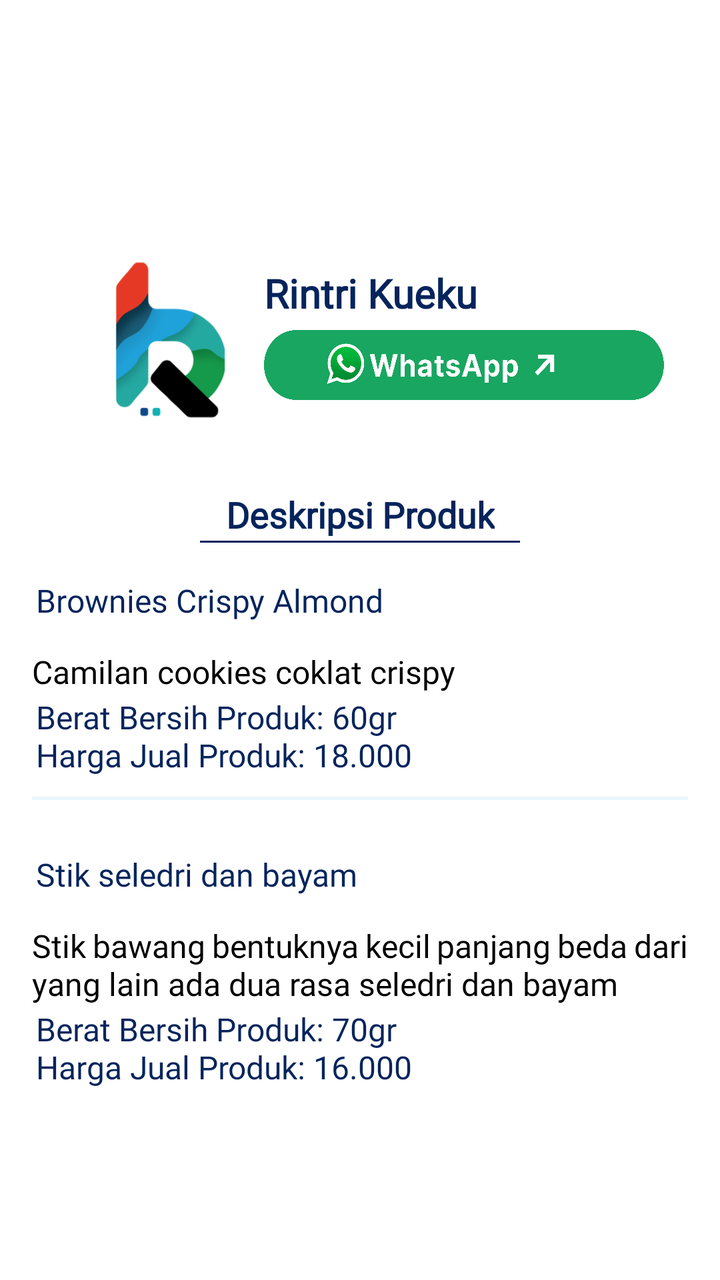
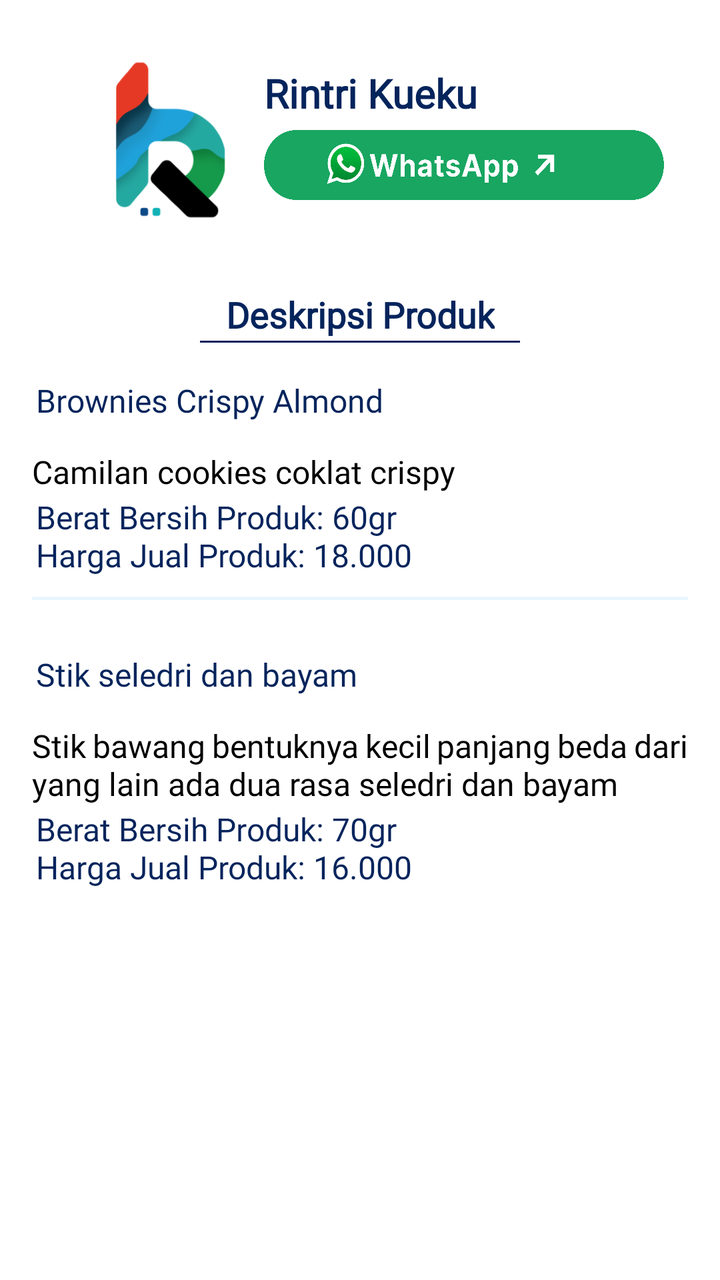

Two renders of the same Android screen: before a commit and after it. Below are the layout's source before the change and the commit's diff.
<!-- AndroidManifest.xml: application theme Theme.MyApplication -->
<!-- res/layout/detail_umkm_10.xml -->
<?xml version="1.0" encoding="utf-8"?>
<androidx.constraintlayout.widget.ConstraintLayout xmlns:android="http://schemas.android.com/apk/res/android"
    xmlns:tools="http://schemas.android.com/tools"
    xmlns:app="http://schemas.android.com/apk/res-auto"
    android:layout_width="match_parent"
    android:layout_height="match_parent">

    <ScrollView
        android:layout_width="match_parent"
        android:layout_height="0dp"
        app:layout_constraintStart_toStartOf="parent"
        app:layout_constraintEnd_toEndOf="parent"
        app:layout_constraintBottom_toBottomOf="parent">

        <LinearLayout
            android:layout_width="match_parent"
            android:layout_height="wrap_content"
            android:orientation="vertical"
            android:padding="16dp">

            <LinearLayout
                android:id="@+id/umkm1_section"
                android:layout_width="match_parent"
                android:layout_height="wrap_content"
                android:layout_marginTop="2dp"
                android:orientation="horizontal">

                <ImageView
                    android:id="@+id/image_rb"
                    android:layout_width="100dp"
                    android:layout_height="100dp"
                    android:layout_marginTop="2dp"
                    android:src="@drawable/logorb"
                    android:paddingStart="37dp" />

                <LinearLayout
                    android:layout_width="0dp"
                    android:layout_height="wrap_content"
                    android:layout_weight="1"
                    android:orientation="vertical"
                    android:gravity="center_vertical"
                    android:layout_marginStart="16dp">

                    <TextView
                        android:id="@+id/title_umkm2"
                        android:layout_marginTop="15dp"
                        android:layout_width="match_parent"
                        android:layout_height="wrap_content"
                        android:fontFamily="@font/poppins_bold"
                        android:gravity="center_vertical"
                        android:text="Rintri Kueku "
                        android:textColor="@color/blue"
                        android:textSize="20sp"
                        android:textStyle="bold" />

                    <ImageButton
                        android:id="@+id/button_wa"
                        android:layout_width="200dp"
                        android:layout_height="35dp"
                        android:layout_marginTop="5dp"
                        android:background="@drawable/wa_detail"
                        android:paddingStart="24dp"
                        android:gravity="center"
                        app:layout_constraintBottom_toBottomOf="parent"
                        app:layout_constraintEnd_toEndOf="parent"
                        app:layout_constraintStart_toStartOf="parent" />
                </LinearLayout>
            </LinearLayout>

            <TextView
                android:id="@+id/description_title"
                android:layout_marginTop="25dp"
                android:layout_width="wrap_content"
                android:layout_height="wrap_content"
                android:fontFamily="@font/poppins_bold"
                android:text="Deskripsi Produk"
                android:textColor="@color/blue"
                android:textSize="18sp"
                android:textStyle="bold"
                android:gravity="center_horizontal"
                android:layout_gravity="center_horizontal" />

            <View
                android:id="@+id/line_below_text"
                android:layout_width="160dp"
                android:layout_height="1dp"
                android:layout_marginTop="1dp"
                android:background="@color/blue"
                android:layout_gravity="center_horizontal" />

            <TextView
                android:id="@+id/judul1"
                android:layout_width="match_parent"
                android:layout_height="wrap_content"
                android:layout_marginStart="2dp"
                android:layout_marginTop="18dp"
                android:layout_marginEnd="6dp"
                android:fontFamily="@font/poppins_bold"
                android:text="Brownies Crispy Almond "
                android:textColor="@color/blue"
                android:textSize="16sp"
                app:layout_constraintEnd_toEndOf="parent"
                app:layout_constraintStart_toStartOf="parent"/>

            <TextView
                android:id="@+id/text_umkm3"
                android:layout_width="match_parent"
                android:layout_height="wrap_content"
                android:layout_marginTop="14dp"
                android:textSize="16sp"
                android:textColor="@color/black"
                android:justificationMode="inter_word"
                android:fontFamily="@font/poppins_regular"
                android:text="Camilan cookies coklat crispy"
                app:layout_constraintTop_toBottomOf="@id/line_below_text" />

            <TextView
                android:id="@+id/harga1"
                android:layout_width="match_parent"
                android:layout_height="wrap_content"
                android:layout_marginStart="2dp"
                android:layout_marginTop="1dp"
                android:layout_marginEnd="16dp"
                android:fontFamily="@font/poppins_bold"
                android:text="Berat Bersih Produk: 60gr\nHarga Jual Produk: 18.000"
                android:textColor="@color/blue"
                android:textSize="16sp"
                app:layout_constraintEnd_toEndOf="parent"
                app:layout_constraintStart_toStartOf="parent" />


            <ImageView
                android:id="@+id/image_line2"
                android:layout_width="1000dp"
                android:layout_height="20dp"
                android:scaleType="fitCenter"
                android:src="@drawable/line"
                app:layout_constraintEnd_toEndOf="parent"
                app:layout_constraintStart_toStartOf="parent" />

            <TextView
                android:id="@+id/judul2"
                android:layout_width="match_parent"
                android:layout_height="wrap_content"
                android:layout_marginStart="2dp"
                android:layout_marginTop="18dp"
                android:layout_marginEnd="6dp"
                android:fontFamily="@font/poppins_bold"
                android:text="Stik seledri dan bayam "
                android:textColor="@color/blue"
                android:textSize="16sp"
                app:layout_constraintEnd_toEndOf="parent"
                app:layout_constraintStart_toStartOf="parent"/>

            <TextView
                android:id="@+id/text_umkm3_2"
                android:layout_width="match_parent"
                android:layout_height="wrap_content"
                android:layout_marginTop="14dp"
                android:textSize="16sp"
                android:textColor="@color/black"
                android:justificationMode="inter_word"
                android:fontFamily="@font/poppins_regular"
                android:text="Stik bawang bentuknya kecil panjang beda dari yang lain ada dua rasa seledri dan bayam"
                app:layout_constraintTop_toBottomOf="@id/line_below_text" />

            <TextView
                android:id="@+id/harga2"
                android:layout_width="match_parent"
                android:layout_height="wrap_content"
                android:layout_marginStart="2dp"
                android:layout_marginTop="1dp"
                android:layout_marginEnd="16dp"
                android:fontFamily="@font/poppins_bold"
                android:text="Berat Bersih Produk: 70gr\nHarga Jual Produk: 16.000"
                android:textColor="@color/blue"
                android:textSize="16sp"
                app:layout_constraintEnd_toEndOf="parent"
                app:layout_constraintStart_toStartOf="parent" />

            <TextView
                android:id="@+id/kosongdetailkatalog_bpp"
                android:layout_width="0dp"
                android:layout_height="wrap_content"
                android:layout_marginStart="16dp"
                android:layout_marginTop="58dp"
                android:layout_marginEnd="16dp"
                android:textSize="16sp"
                app:layout_constraintStart_toStartOf="parent"
                app:layout_constraintEnd_toEndOf="parent"
                app:layout_constraintTop_toTopOf="parent" />

        </LinearLayout>
    </ScrollView>

</androidx.constraintlayout.widget.ConstraintLayout>
<!-- resources referenced by this layout -->
<resources>
  <color name="black">#FF000000</color>
  <color name="blue">#04245C</color>
  <!-- drawable line: png bitmap (drawable, 14341 bytes) -->
  <!-- drawable logorb: png bitmap (drawable, 46204 bytes) -->
  <!-- drawable wa_detail: png bitmap (drawable, 111318 bytes) -->
  <style name="Theme.MyApplication" parent="Theme.MaterialComponents.DayNight.DarkActionBar">
          
          <item name="colorPrimary">@color/purple_500</item>
          <item name="colorPrimaryVariant">@color/purple_700</item>
          <item name="colorOnPrimary">@color/white</item>
          
          <item name="colorSecondary">@color/teal_200</item>
          <item name="colorSecondaryVariant">@color/teal_700</item>
          <item name="colorOnSecondary">@color/black</item>
          
          <item name="android:statusBarColor">?attr/colorPrimaryVariant</item>
          
      </style>
  <color name="purple_500">#1FA1D8</color>
  <color name="purple_700">#1FA1D8</color>
  <color name="white">#FFFFFFFF</color>
  <color name="teal_200">#FF03DAC5</color>
  <color name="teal_700">#FF018786</color>
</resources>

<!-- the commit's change to res/layout/detail_umkm_10.xml (unified diff, before → after) -->
@@ -8,6 +8,7 @@
     <ScrollView
         android:layout_width="match_parent"
         android:layout_height="0dp"
+        app:layout_constraintTop_toTopOf="parent"
         app:layout_constraintStart_toStartOf="parent"
         app:layout_constraintEnd_toEndOf="parent"
         app:layout_constraintBottom_toBottomOf="parent">
@@ -60,10 +61,7 @@
                         android:layout_marginTop="5dp"
                         android:background="@drawable/wa_detail"
                         android:paddingStart="24dp"
-                        android:gravity="center"
-                        app:layout_constraintBottom_toBottomOf="parent"
-                        app:layout_constraintEnd_toEndOf="parent"
-                        app:layout_constraintStart_toStartOf="parent" />
+                        android:gravity="center" />
                 </LinearLayout>
             </LinearLayout>
 
@@ -98,9 +96,7 @@
                 android:fontFamily="@font/poppins_bold"
                 android:text="Brownies Crispy Almond "
                 android:textColor="@color/blue"
-                android:textSize="16sp"
-                app:layout_constraintEnd_toEndOf="parent"
-                app:layout_constraintStart_toStartOf="parent"/>
+                android:textSize="16sp"/>
 
             <TextView
                 android:id="@+id/text_umkm3"
@@ -111,8 +107,7 @@
                 android:textColor="@color/black"
                 android:justificationMode="inter_word"
                 android:fontFamily="@font/poppins_regular"
-                android:text="Camilan cookies coklat crispy"
-                app:layout_constraintTop_toBottomOf="@id/line_below_text" />
+                android:text="Camilan cookies coklat crispy" />
 
             <TextView
                 android:id="@+id/harga1"
@@ -124,19 +119,14 @@
                 android:fontFamily="@font/poppins_bold"
                 android:text="Berat Bersih Produk: 60gr\nHarga Jual Produk: 18.000"
                 android:textColor="@color/blue"
-                android:textSize="16sp"
-                app:layout_constraintEnd_toEndOf="parent"
-                app:layout_constraintStart_toStartOf="parent" />
-
+                android:textSize="16sp" />
 
             <ImageView
                 android:id="@+id/image_line2"
                 android:layout_width="1000dp"
                 android:layout_height="20dp"
                 android:scaleType="fitCenter"
-                android:src="@drawable/line"
-                app:layout_constraintEnd_toEndOf="parent"
-                app:layout_constraintStart_toStartOf="parent" />
+                android:src="@drawable/line" />
 
             <TextView
                 android:id="@+id/judul2"
@@ -148,9 +138,7 @@
                 android:fontFamily="@font/poppins_bold"
                 android:text="Stik seledri dan bayam "
                 android:textColor="@color/blue"
-                android:textSize="16sp"
-                app:layout_constraintEnd_toEndOf="parent"
-                app:layout_constraintStart_toStartOf="parent"/>
+                android:textSize="16sp"/>
 
             <TextView
                 android:id="@+id/text_umkm3_2"
@@ -161,8 +149,7 @@
                 android:textColor="@color/black"
                 android:justificationMode="inter_word"
                 android:fontFamily="@font/poppins_regular"
-                android:text="Stik bawang bentuknya kecil panjang beda dari yang lain ada dua rasa seledri dan bayam"
-                app:layout_constraintTop_toBottomOf="@id/line_below_text" />
+                android:text="Stik bawang bentuknya kecil panjang beda dari yang lain ada dua rasa seledri dan bayam" />
 
             <TextView
                 android:id="@+id/harga2"
@@ -174,9 +161,7 @@
                 android:fontFamily="@font/poppins_bold"
                 android:text="Berat Bersih Produk: 70gr\nHarga Jual Produk: 16.000"
                 android:textColor="@color/blue"
-                android:textSize="16sp"
-                app:layout_constraintEnd_toEndOf="parent"
-                app:layout_constraintStart_toStartOf="parent" />
+                android:textSize="16sp" />
 
             <TextView
                 android:id="@+id/kosongdetailkatalog_bpp"
@@ -185,11 +170,7 @@
                 android:layout_marginStart="16dp"
                 android:layout_marginTop="58dp"
                 android:layout_marginEnd="16dp"
-                android:textSize="16sp"
-                app:layout_constraintStart_toStartOf="parent"
-                app:layout_constraintEnd_toEndOf="parent"
-                app:layout_constraintTop_toTopOf="parent" />
-
+                android:textSize="16sp" />
         </LinearLayout>
     </ScrollView>
 
